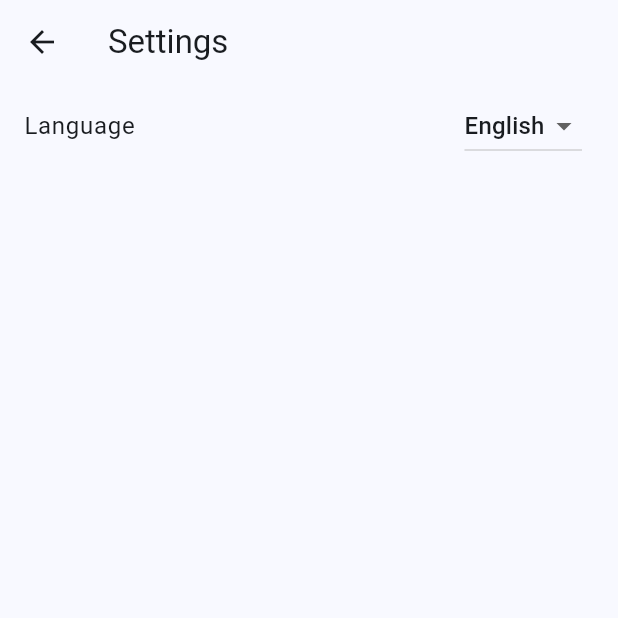
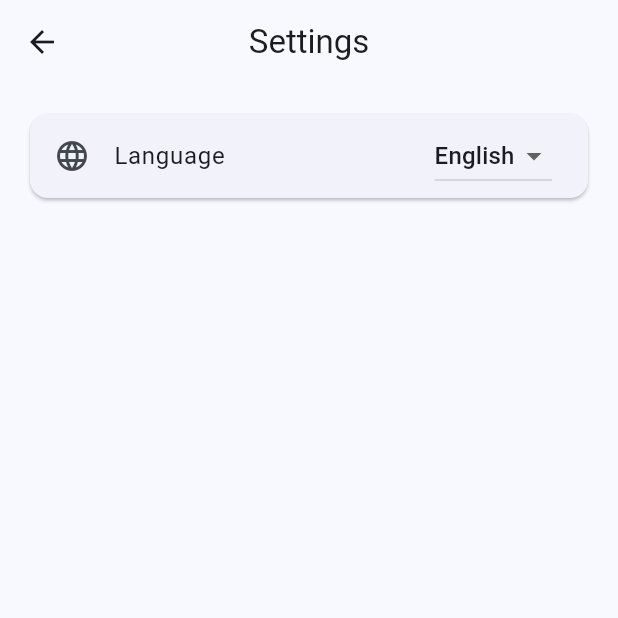
Before and after one commit to ysntopbas/whoami, a Flutter app: the SettingsPage screen opened directly, on a phone screen of 412 x 824 dp, the top half of it. Run offline on Flutter 3.47's test engine with Material 3 defaults, Android fonts, the phone set to English and light mode, and no system bars; our stand-ins replace easy_localization.

Commit message:
Implement Settings Page with Language Selection

```diff
--- a/lib/features/settings/presentation/pages/settings_page.dart
+++ b/lib/features/settings/presentation/pages/settings_page.dart
@@ -8,11 +8,19 @@ class SettingsPage extends StatelessWidget {
   Widget build(BuildContext context) {
     return Scaffold(
       appBar: AppBar(
+        leading: IconButton(
+          icon: const Icon(Icons.arrow_back),
+          onPressed: () => Navigator.pop(context),
+        ),
         title: Text('settings'.tr()),
+        centerTitle: true,
       ),
       body: ListView(
+        padding: const EdgeInsets.all(16.0),
         children: [
-          ListTile(
+          Card(
+            child: ListTile(
+              leading: const Icon(Icons.language),
               title: Text('language'.tr()),
               trailing: DropdownButton<String>(
                 value: context.locale.languageCode,
@@ -35,6 +43,7 @@ class SettingsPage extends StatelessWidget {
                 },
               ),
             ),
+          ),
         ],
       ),
     );
```
Also changed, not shown: lib/features/home/presentation/pages/home_page.dart (+8 -1 lines). Lines whose indentation alone changed are shown as unchanged.
